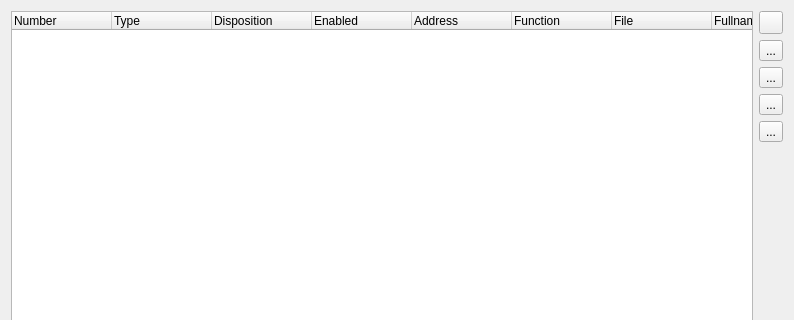
This is BaseDebug/SeerBreakpointsBrowserWidget.ui in LiNY2-01/SeeDataStructure as Qt 5 draws it before an edit; both pictures show x 0 to 794 and y 0 to 320 of the 794 by 528 pixel window. The edited form follows.
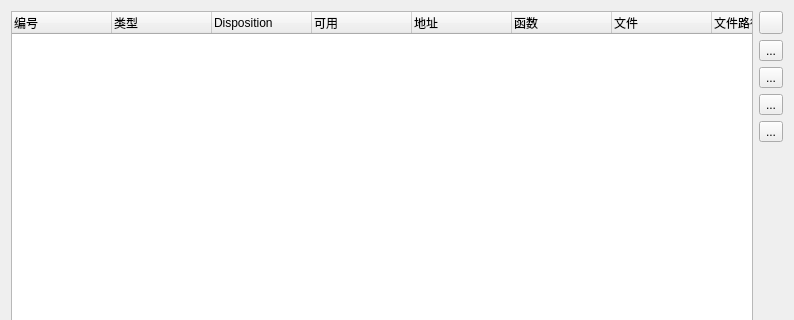
This is the edited form. Icons and pictures are not drawn.

Patch:
```diff
--- a/BaseDebug/SeerBreakpointsBrowserWidget.ui
+++ b/BaseDebug/SeerBreakpointsBrowserWidget.ui
@@ -21,12 +21,12 @@
      </property>
      <column>
       <property name="text">
-       <string>Number</string>
+       <string>编号</string>
       </property>
      </column>
      <column>
       <property name="text">
-       <string>Type</string>
+       <string>类型</string>
       </property>
      </column>
      <column>
@@ -36,47 +36,47 @@
      </column>
      <column>
       <property name="text">
-       <string>Enabled</string>
+       <string>可用</string>
       </property>
      </column>
      <column>
       <property name="text">
-       <string>Address</string>
+       <string>地址</string>
       </property>
      </column>
      <column>
       <property name="text">
-       <string>Function</string>
+       <string>函数</string>
       </property>
      </column>
      <column>
       <property name="text">
-       <string>File</string>
+       <string>文件</string>
       </property>
      </column>
      <column>
       <property name="text">
-       <string>Fullname</string>
+       <string>文件路径</string>
       </property>
      </column>
      <column>
       <property name="text">
-       <string>Line</string>
+       <string>行数</string>
       </property>
      </column>
      <column>
       <property name="text">
-       <string>Thread Groups</string>
+       <string>线程组</string>
       </property>
      </column>
      <column>
       <property name="text">
-       <string>Times</string>
+       <string>次数</string>
       </property>
      </column>
      <column>
       <property name="text">
-       <string>Original Location</string>
+       <string>原始位置</string>
       </property>
      </column>
     </widget>
```
